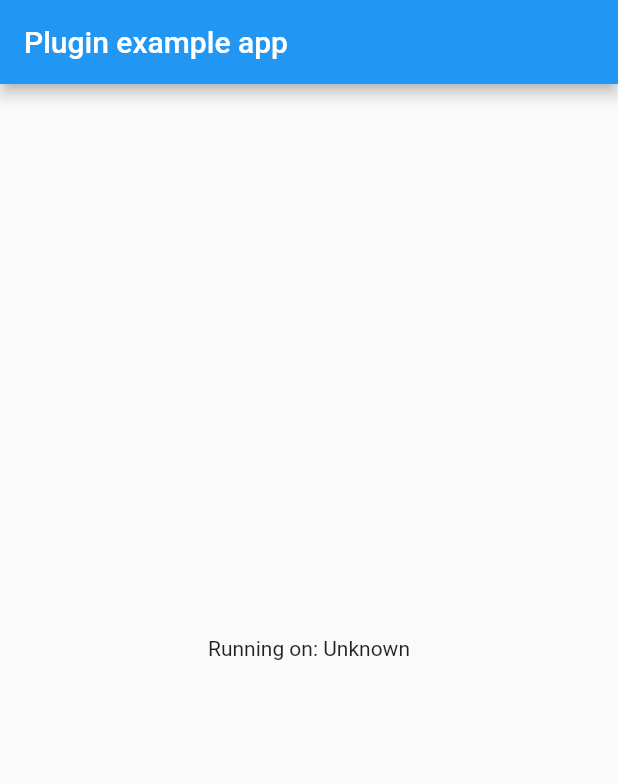
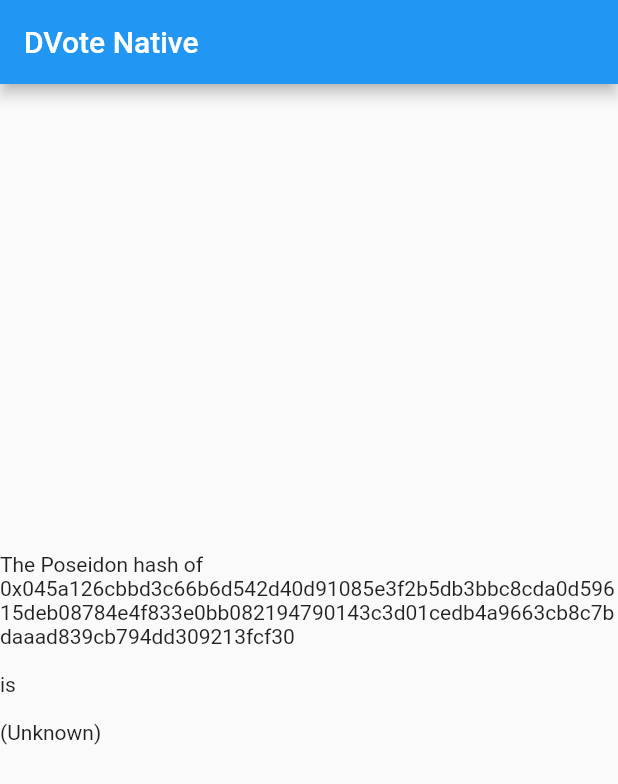
Before and after one commit to vocdoni/dvote-flutter-crypto, a Flutter app: the screen it shows after launch, on a phone screen of 412 x 824 dp. Shown: the top 784 px of the screen. Run offline on Flutter 3.47's test engine with Material 2 defaults, Android fonts, the phone set to English and light mode, and no system bars; missing offline and left inert: dart:ffi; statements that could not run were skipped.

Commit message:
Poseidon Hash working on Flutter

```diff
--- a/example/lib/main.dart
+++ b/example/lib/main.dart
@@ -2,6 +2,9 @@ import 'package:flutter/material.dart';
 import 'package:dvote_native/dvote_native.dart';
 
 void main() => runApp(MyApp());
+
+const PUBLIC_KEY =
+    "0x045a126cbbd3c66b6d542d40d91085e3f2b5db3bbc8cda0d59615deb08784e4f833e0bb082194790143c3d01cedb4a9663cb8c7bdaaad839cb794dd309213fcf30";
 
 class MyApp extends StatefulWidget {
   @override
@@ -9,7 +12,7 @@ class MyApp extends StatefulWidget {
 }
 
 class _MyAppState extends State<MyApp> {
-  String _signature = 'Unknown';
+  String _hash = '(Unknown)';
 
   @override
   void initState() {
@@ -19,8 +22,7 @@ class _MyAppState extends State<MyApp> {
 
   // Platform messages are asynchronous, so we initialize in an async method.
   void initPlatformState() {
-    // Platform messages may fail, so we use a try/catch PlatformException.
-    final signature = signString("Hello", "0x1234....");
+    final hash = digestHexClaim(PUBLIC_KEY);
 
     // If the widget was removed from the tree while the asynchronous platform
     // message was in flight, we want to discard the reply rather than calling
@@ -28,7 +30,7 @@ class _MyAppState extends State<MyApp> {
     if (!mounted) return;
 
     setState(() {
-      _signature = signature;
+      _hash = hash;
     });
   }
 
@@ -37,10 +39,10 @@ class _MyAppState extends State<MyApp> {
     return MaterialApp(
       home: Scaffold(
         appBar: AppBar(
-          title: const Text('Plugin example app'),
+          title: const Text('DVote Native'),
         ),
         body: Center(
-          child: Text('Running on: $_signature\n'),
+          child: Text('The Poseidon hash of\n$PUBLIC_KEY\n\nis\n\n$_hash\n'),
         ),
       ),
     );
--- a/lib/dvote_native.dart
+++ b/lib/dvote_native.dart
@@ -2,77 +2,83 @@ import 'dart:ffi';
 import 'dart:io';
 import 'package:ffi/ffi.dart';
 
-// void free_cstr(char *s);
-// bool is_valid_signature(const char *signature_ptr, const char *msg_ptr, const char *public_key_ptr);
-// char *recover_signature(const char *signature_ptr, const char *msg_ptr);
-// char *sign_message(const char *msg_ptr, const char *hex_priv_key_ptr);
+///////////////////////////////////////////////////////////////////////////////
+// C bindings
+///////////////////////////////////////////////////////////////////////////////
 
-// Use typedef for more readable type definitions below
+// char *digest_hex_claim(const char *hex_claim_ptr);
+// char *digest_string_claim(const char *str_claim_ptr);
+// void free_cstr(char *string);
 
-typedef SignMessageFunc = Pointer<Utf8> Function(Pointer<Utf8>, Pointer<Utf8>);
-typedef SignMessageFuncNative = Pointer<Utf8> Function(
-    Pointer<Utf8>, Pointer<Utf8>);
+///////////////////////////////////////////////////////////////////////////////
+// Typedef's
+///////////////////////////////////////////////////////////////////////////////
 
-typedef RecoverSignatureFunc = Pointer<Utf8> Function(
-    Pointer<Utf8>, Pointer<Utf8>);
-typedef RecoverSignatureFuncNative = Pointer<Utf8> Function(
-    Pointer<Utf8>, Pointer<Utf8>);
+typedef DigestHexClaimFunc = Pointer<Utf8> Function(Pointer<Utf8>);
+typedef DigestHexClaimFuncNative = Pointer<Utf8> Function(Pointer<Utf8>);
 
-typedef IsValidSignatureFunc = int Function(
-    Pointer<Utf8>, Pointer<Utf8>, Pointer<Utf8>);
-typedef IsValidSignatureFuncNative = Int32 Function(
-    Pointer<Utf8>, Pointer<Utf8>, Pointer<Utf8>);
+typedef DigestStringClaim = Pointer<Utf8> Function(Pointer<Utf8>);
+typedef DigestStringClaimNative = Pointer<Utf8> Function(Pointer<Utf8>);
 
 typedef FreeStringFunc = void Function(Pointer<Utf8>);
 typedef FreeStringFuncNative = Void Function(Pointer<Utf8>);
 
+///////////////////////////////////////////////////////////////////////////////
 // Load the library
+///////////////////////////////////////////////////////////////////////////////
 
-final DynamicLibrary nativeExampleLib = Platform.isAndroid
+final DynamicLibrary nativeDvote = Platform.isAndroid
     ? DynamicLibrary.open("libdvote.so")
     : DynamicLibrary.process();
 
-// Find the symbols we want to use
+///////////////////////////////////////////////////////////////////////////////
+// Locate the symbols we want to use
+///////////////////////////////////////////////////////////////////////////////
 
-final SignMessageFunc _signMessage = nativeExampleLib
-    .lookup<NativeFunction<SignMessageFuncNative>>("sign_message")
+final DigestHexClaimFunc _digestHexClaim = nativeDvote
+    .lookup<NativeFunction<DigestHexClaimFuncNative>>("digest_hex_claim")
     .asFunction();
 
-final RecoverSignatureFunc _recoverSignature = nativeExampleLib
-    .lookup<NativeFunction<RecoverSignatureFuncNative>>("recover_signature")
+final DigestStringClaim _digestStringClaim = nativeDvote
+    .lookup<NativeFunction<DigestStringClaimNative>>("digest_string_claim")
     .asFunction();
 
-final IsValidSignatureFunc _isValidSignature = nativeExampleLib
-    .lookup<NativeFunction<IsValidSignatureFuncNative>>("is_valid_signature")
-    .asFunction();
-
-final FreeStringFunc _freeCString = nativeExampleLib
+final FreeStringFunc _freeCString = nativeDvote
     .lookup<NativeFunction<FreeStringFuncNative>>("free_cstr")
     .asFunction();
 
-String signString(String message, String hexPrivateKey) {
-  if (nativeExampleLib == null)
-    return "ERROR: The library is not initialized 🙁";
+///////////////////////////////////////////////////////////////////////////////
+// HANDLERS
+///////////////////////////////////////////////////////////////////////////////
 
-  print("- DVote bindings found 👍");
-  print("  ${nativeExampleLib.toString()}"); // Instance info
-
-  final argMessage = Utf8.toUtf8(message);
-  final argHexPrivateKey = Utf8.toUtf8(hexPrivateKey);
-  print(
-      "- Calling sign_message with arguments:  $argMessage, $argHexPrivateKey");
+String digestHexClaim(String claimData) {
+  if (nativeDvote == null) throw Exception("The library is not initialized");
+  final claimDataPtr = Utf8.toUtf8(claimData);
 
   // The actual native call
-  final resultPointer = _signMessage(argMessage, argHexPrivateKey);
-  print("- Result pointer:  $resultPointer");
-
-  final signatureStr = Utf8.fromUtf8(resultPointer);
-  print("- Response string:  $signatureStr");
+  final hashPtr = _digestHexClaim(claimDataPtr);
+  final hashStr = Utf8.fromUtf8(hashPtr);
 
   // Free the string pointer, as we already have
   // an owned String to return
-  print("- Freing the native char*");
-  _freeCString(resultPointer);
+  _freeCString(hashPtr);
 
-  return signatureStr;
+  if (hashStr.startsWith("ERROR: ")) throw Exception(hashStr.substring(7));
+  return hashStr;
 }
+
+String digestStringClaim(String claimData) {
+  if (nativeDvote == null) throw Exception("The library is not initialized");
+  final claimDataPtr = Utf8.toUtf8(claimData);
+
+  // The actual native call
+  final hashPtr = _digestStringClaim(claimDataPtr);
+  final hashStr = Utf8.fromUtf8(hashPtr);
+
+  // Free the string pointer, as we already have
+  // an owned String to return
+  _freeCString(hashPtr);
+
+  if (hashStr.startsWith("ERROR: ")) throw Exception(hashStr.substring(7));
+  return hashStr;
+}
```
Also changed, not shown: 3 other files.
